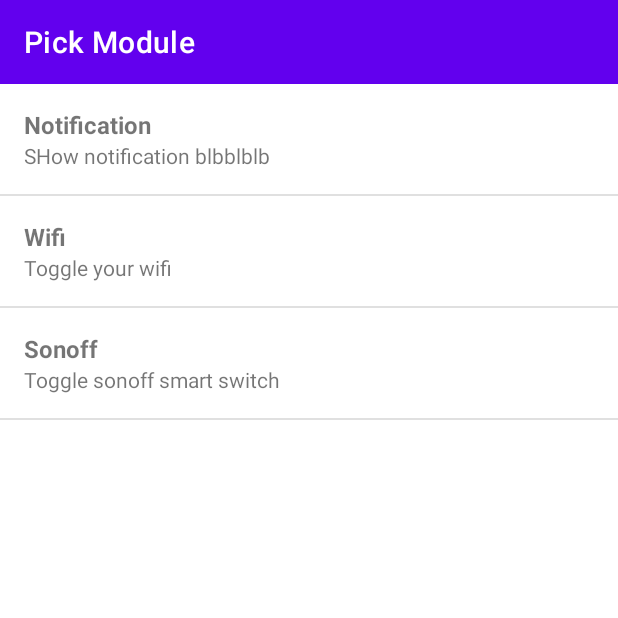
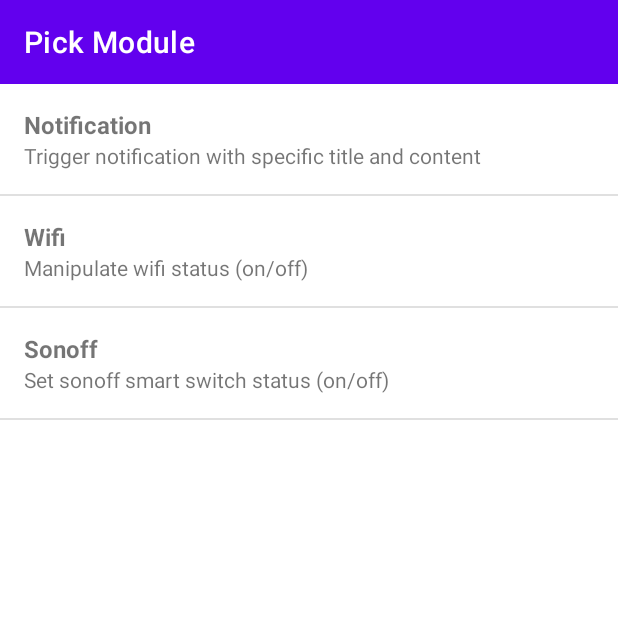
Before and after one commit to jrandiny/simple-tasker, an Android app: the PickerActivity screen opened directly, with no data from a screen before it, on a phone screen of 412 x 824 dp, the top half of it. Run offline under Robolectric (Android 15) with nearby library versions, the phone set to English and light mode, and no system bars.

Commit message:
Extract module picker strings from to string.xml

```diff
--- a/app/src/main/java/id/randiny/simplyautomatic/module/ModuleType.kt
+++ b/app/src/main/java/id/randiny/simplyautomatic/module/ModuleType.kt
@@ -1,4 +1,7 @@
 package id.randiny.simplyautomatic.module
+
+import android.content.Context
+import id.randiny.simplyautomatic.R
 
 enum class ModuleType {
     TIME,
@@ -9,14 +12,14 @@ enum class ModuleType {
 
     companion object {
         fun valueOf(value: Int) = values().find { it.ordinal == value }
-        fun getName(value: ModuleType): String {
+        fun getName(context: Context, value: ModuleType): String {
             return when (value) {
-                TIME -> "Time"
-                NOTIFY -> "Notification"
-                SENSOR -> "Sensor"
-                WIFI -> "Wifi"
-                SONOFF -> "Sonoff"
-            }
+                TIME -> context.getText(R.string.module_time_picker_name)
+                NOTIFY -> context.getText(R.string.module_notify_picker_name)
+                SENSOR -> context.getText(R.string.module_sensor_picker_name)
+                WIFI -> context.getText(R.string.module_wifi_picker_name)
+                SONOFF -> context.getText(R.string.module_sonoff_picker_name)
+            }.toString()
         }
 
         fun getBehaviourType(value: ModuleType): ModuleBehaviourType {
@@ -29,14 +32,14 @@ enum class ModuleType {
             }
         }
 
-        fun getDescription(value: ModuleType): String {
+        fun getDescription(context: Context, value: ModuleType): String {
             return when (value) {
-                TIME -> "Set time for oneshot blablabla"
-                NOTIFY -> "SHow notification blbblblb"
-                SENSOR -> "Use your amazing sensor so waw"
-                WIFI -> "Toggle your wifi"
-                SONOFF -> "Toggle sonoff smart switch"
-            }
+                TIME -> context.getText(R.string.module_time_picker_description)
+                NOTIFY -> context.getText(R.string.module_notify_picker_description)
+                SENSOR -> context.getText(R.string.module_sensor_picker_description)
+                WIFI -> context.getText(R.string.module_wifi_picker_description)
+                SONOFF -> context.getText(R.string.module_sonoff_picker_description)
+            }.toString()
         }
     }
 }
--- a/app/src/main/java/id/randiny/simplyautomatic/ui/ModuleViewHolder.kt
+++ b/app/src/main/java/id/randiny/simplyautomatic/ui/ModuleViewHolder.kt
@@ -9,7 +9,7 @@ import id.randiny.simplyautomatic.module.ModuleType
 
 class ModuleViewHolder(
     inflater: LayoutInflater,
-    parent: ViewGroup,
+    private val parent: ViewGroup,
     private val listener: (ModuleType) -> Unit
 ) :
     RecyclerView.ViewHolder(inflater.inflate(R.layout.picker_module_item, parent, false)) {
@@ -19,8 +19,8 @@ class ModuleViewHolder(
 
 
     fun bind(moduleType: ModuleType) {
-        name.text = ModuleType.getName(moduleType)
-        description.text = ModuleType.getDescription(moduleType)
+        name.text = ModuleType.getName(parent.context, moduleType)
+        description.text = ModuleType.getDescription(parent.context, moduleType)
 
         itemView.setOnClickListener {
             listener(moduleType)
--- a/app/src/main/res/values/strings.xml
+++ b/app/src/main/res/values/strings.xml
@@ -42,6 +42,9 @@
     <string name="module_wifi_radio_off">Turn off wifi</string>
     <string name="module_wifi_description_on">Turn on wifi</string>
     <string name="module_wifi_description_off">Turn off wifi</string>
+    <string name="module_wifi_picker_name">Wifi</string>
+    <string name="module_wifi_picker_description">Manipulate wifi status (on/off)</string>
+
 
     <!-- Notification module -->
     <string name="module_notify_title_field">Title</string>
@@ -49,6 +52,8 @@
     <string name="module_notify_title_hint">Enter notification title here</string>
     <string name="module_notify_content_hint">Enter notification content here</string>
     <string name="module_notify_description">Notify %1$s</string>
+    <string name="module_notify_picker_name">Notification</string>
+    <string name="module_notify_picker_description">Trigger notification with specific title and content</string>
 
     <!-- Sensor module -->
     <string name="module_sensor_type">Sensor type</string>
@@ -61,6 +66,16 @@
     <string name="module_sensor_type_accelerometer_y">Accelerometer Y</string>
     <string name="module_sensor_type_accelerometer_z">Accelerometer Z</string>
     <string name="module_sensor_description">Sensor %1$s %2$s %3$s</string>
+    <string name="module_sensor_picker_name">Sensor</string>
+    <string name="module_sensor_picker_description">Use sensor to trigger with specified threshold</string>
+
+    <!-- Time module -->
+    <string name="module_time_picker_name">Time</string>
+    <string name="module_time_picker_description">Trigger at specific time and/or interval</string>
+
+    <!-- Sonoff module -->
+    <string name="module_sonoff_picker_name">Sonoff</string>
+    <string name="module_sonoff_picker_description">Set sonoff smart switch status (on/off)</string>
 
     <string-array name="operator_array">
         <item>&lt;</item>
```
